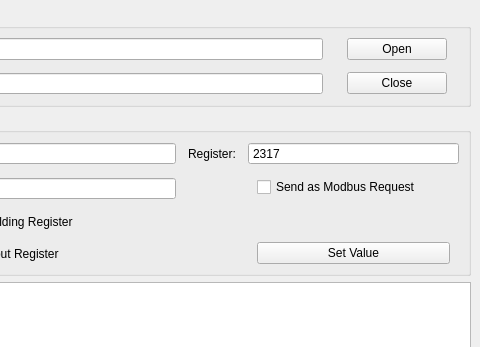
Qt form mainwindow.ui (britus/mbcerbogx) before a commit; both pictures show x 109 to 589 and y 0 to 347 of the 589 by 570 pixel window.
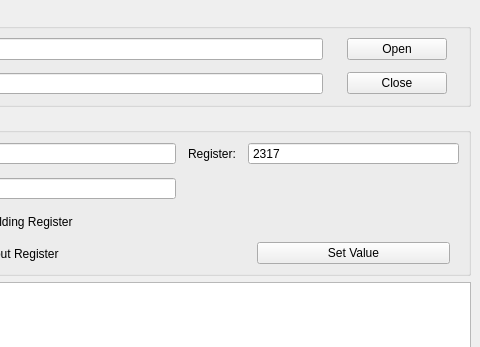
The same form after that commit.

The edit to the form file:
```diff
--- a/mainwindow.ui
+++ b/mainwindow.ui
@@ -244,13 +244,6 @@
           <property name="bottomMargin">
            <number>0</number>
           </property>
-          <item>
-           <widget class="QCheckBox" name="cbxSendAsMbReq">
-            <property name="text">
-             <string>Send as Modbus Request</string>
-            </property>
-           </widget>
-          </item>
           <item>
            <spacer name="verticalSpacer">
             <property name="orientation">
```
